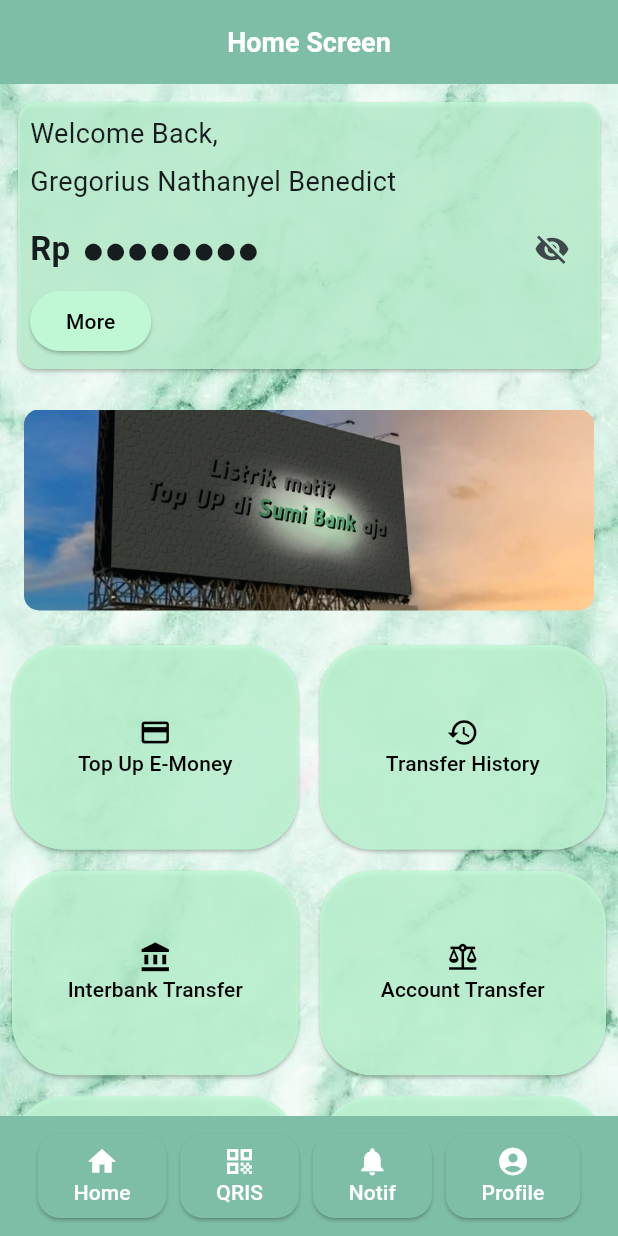
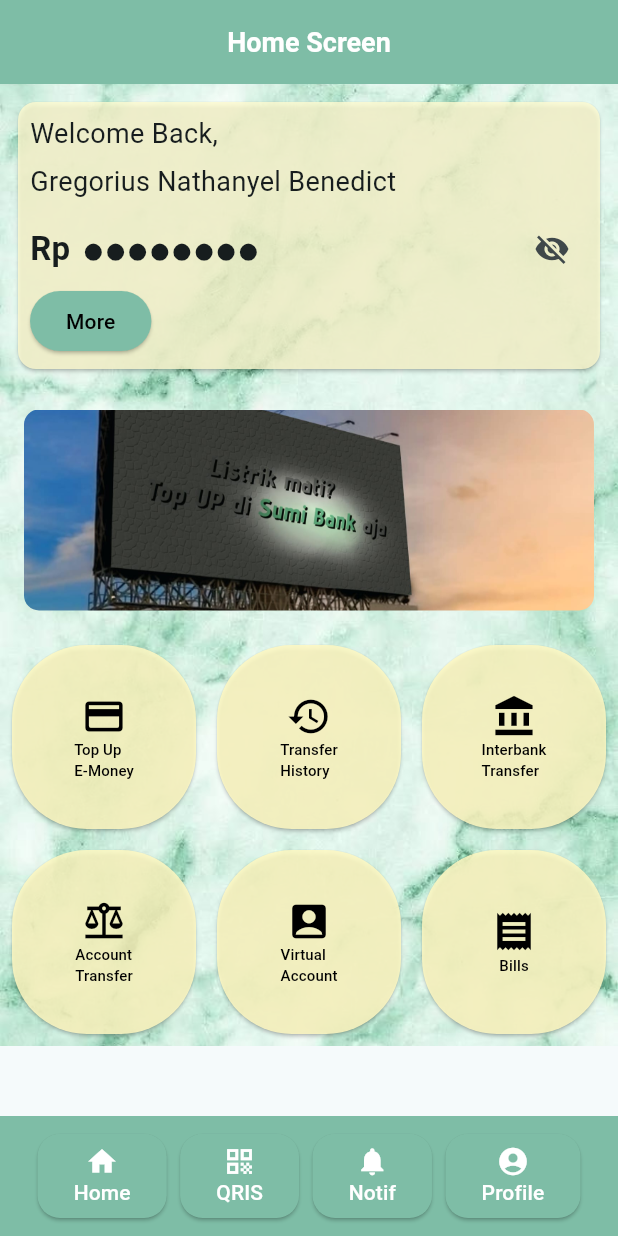
Before and after one commit to iunoz/uts_mobile_banking, a Flutter app: the HomeScreen screen opened directly, on a phone screen of 412 x 824 dp. Run offline on Flutter 3.47's test engine with Material 3 defaults, Android fonts, the phone set to English and light mode, and no system bars; our stand-ins replace font_awesome_flutter, image_picker, lottie, qr_flutter, shared_preferences; missing offline and left inert: qr_code_scanner; accounts and stored records are empty.

Commit message:
ganti warna dan grid home

```diff
--- a/lib/screens/home_screen.dart
+++ b/lib/screens/home_screen.dart
@@ -64,8 +64,7 @@ class HomeScreenState extends State<HomeScreen> {
                 crossAxisAlignment: CrossAxisAlignment.stretch,
                 children: [
                   Card(
-                    color: const Color.fromARGB(255, 192, 248, 214)
-                        .withOpacity(0.8),
+                    color: Color(0xFFFFFCD1).withOpacity(0.8),
                     child: Padding(
                       padding: const EdgeInsets.all(8.0),
                       child: Column(
@@ -114,7 +113,7 @@ class HomeScreenState extends State<HomeScreen> {
                           const CustomButton(
                             buttonText: 'More',
                             destination: BalanceScreen(),
-                            color: Color.fromARGB(255, 192, 248, 214),
+                            color: const Color(0xFF7EBDA6),
                             borderRadius: 20,
                           )
                         ],
@@ -135,83 +134,75 @@ class HomeScreenState extends State<HomeScreen> {
                     height: 15,
                   ),
                   GridView.count(
-                    shrinkWrap:
-                        true, //buat GridView hanya ambil space yg penting
-                    physics:
-                        const NeverScrollableScrollPhysics(), //disable GridView scrolling
-                    crossAxisCount: 2,
-                    mainAxisSpacing: 14, // vertical spacing
-                    crossAxisSpacing: 14, // horizontal spacing
-                    childAspectRatio: 1.4, // Adjust aspect ratio
+                    shrinkWrap: true,
+                    physics: const NeverScrollableScrollPhysics(),
+                    crossAxisCount: 3,
+                    mainAxisSpacing: 14,
+                    crossAxisSpacing: 14,
+                    childAspectRatio: 1.0,
                     children: [
                       CustomButton(
-                        buttonText: 'Top Up E-Money',
+                        buttonText: 'Top Up\nE-Money',
                         destination: const TopupemoneyScreen(),
-                        color: const Color.fromARGB(248, 192, 248, 214)
-                            .withOpacity(0.85),
+                        color: Color(0xFFFFF9C2).withOpacity(0.85),
                         icon: Icons.credit_card_rounded,
-                        borderRadius: 35,
+                        borderRadius: 50, // Bulat
                         transitionType: PageTransitionType.fade,
-                        iconSize: 22,
-                        textSize: 14,
+                        iconSize: 30, // Ukuran ikon lebih kecil
+                        textSize: 10, // Ukuran teks lebih kecil
                       ),
                       CustomButton(
-                        buttonText: 'Transfer History',
+                        buttonText: 'Transfer\nHistory',
                         destination: const TransferHistoryScreen(),
-                        color: const Color.fromARGB(255, 192, 248, 214)
-                            .withOpacity(0.85),
+                        color: Color(0xFFFFF9C2).withOpacity(0.85),
                         icon: Icons.history,
-                        borderRadius: 35,
+                        borderRadius: 50, // Bulat
                         transitionType: PageTransitionType.fade,
-                        iconSize: 22,
-                        textSize: 14,
+                        iconSize: 30, // Ukuran ikon lebih kecil
+                        textSize: 10, // Ukuran teks lebih kecil
                       ),
                       CustomButton(
-                        buttonText: 'Interbank Transfer',
+                        buttonText: 'Interbank\nTransfer',
                         destination: const InterbanktransferScreen(),
-                        color: const Color.fromARGB(255, 192, 248, 214)
-                            .withOpacity(0.85),
+                        color: Color(0xFFFFF9C2).withOpacity(0.85),
                         icon: Icons.account_balance,
-                        borderRadius: 35,
+                        borderRadius: 50, // Bulat
                         transitionType: PageTransitionType.fade,
-                        iconSize: 22,
-                        textSize: 14,
+                        iconSize: 30, // Ukuran ikon lebih kecil
+                        textSize: 10, // Ukuran teks lebih kecil
                       ),
                       CustomButton(
-                        buttonText: 'Account Transfer',
+                        buttonText: 'Account\nTransfer',
                         destination: const InteraccounttransferScreen(),
-                        color: const Color.fromARGB(255, 192, 248, 214)
-                            .withOpacity(0.85),
+                        color: Color(0xFFFFF9C2).withOpacity(0.85),
                         icon: Icons.balance,
-                        borderRadius: 35,
+                        borderRadius: 50, // Bulat
                         transitionType: PageTransitionType.fade,
-                        iconSize: 22,
-                        textSize: 14,
+                        iconSize: 30, // Ukuran ikon lebih kecil
+                        textSize: 10, // Ukuran teks lebih kecil
                       ),
                       CustomButton(
-                        buttonText: 'Virtual Account',
+                        buttonText: 'Virtual\nAccount',
                         destination: const VirtualAccountScreen(),
-                        color: const Color.fromARGB(255, 192, 248, 214)
-                            .withOpacity(0.85),
+                        color: Color(0xFFFFF9C2).withOpacity(0.85),
                         icon: Icons.account_box,
-                        borderRadius: 35,
+                        borderRadius: 50, // Bulat
                         transitionType: PageTransitionType.fade,
-                        iconSize: 22,
-                        textSize: 14,
+                        iconSize: 30, // Ukuran ikon lebih kecil
+                        textSize: 10, // Ukuran teks lebih kecil
                       ),
                       CustomButton(
                         buttonText: 'Bills',
                         destination: const BillsScreen(),
-                        color: const Color.fromARGB(255, 192, 248, 214)
-                            .withOpacity(0.85),
+                        color: Color(0xFFFFF9C2).withOpacity(0.85),
                         icon: Icons.receipt,
-                        borderRadius: 35,
+                        borderRadius: 50, // Bulat
                         transitionType: PageTransitionType.fade,
-                        iconSize: 22,
-                        textSize: 14,
+                        iconSize: 30, // Ukuran ikon lebih kecil
+                        textSize: 10, // Ukuran teks lebih kecil
                       ),
                     ],
-                  ),
+                  )
                 ],
               ),
             ),
```
